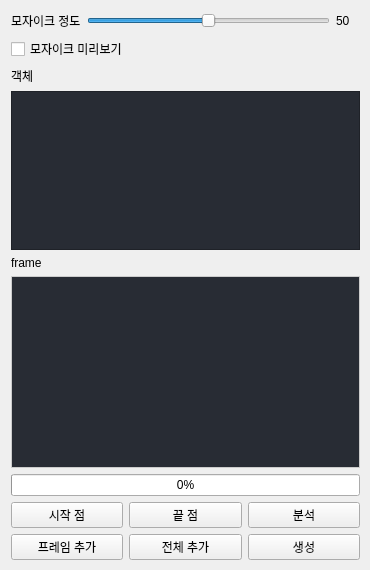
polnet13/kimAI, file rsc/ui/mosaic.ui: the form before one commit.
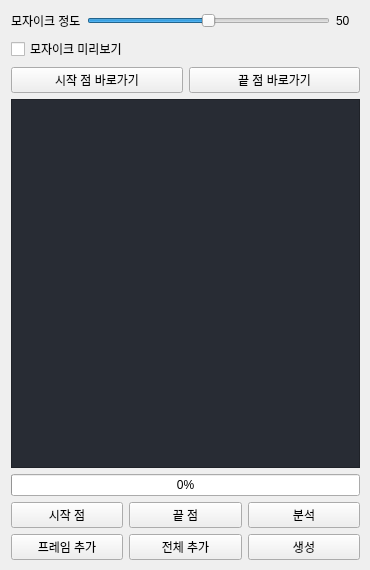
The form after the commit.

Diff of the .ui file:
```diff
--- a/rsc/ui/mosaic.ui
+++ b/rsc/ui/mosaic.ui
@@ -22,7 +22,7 @@
      <height>571</height>
     </rect>
    </property>
-   <layout class="QVBoxLayout" name="verticalLayout_7" stretch="0,0,0,6,0,3,0,0">
+   <layout class="QVBoxLayout" name="verticalLayout_7" stretch="0,0,0,6,0,0">
     <property name="leftMargin">
      <number>11</number>
     </property>
@@ -90,11 +90,22 @@
      </widget>
     </item>
     <item>
-     <widget class="QLabel" name="label_2">
-      <property name="text">
-       <string>객체</string>
-      </property>
-     </widget>
+     <layout class="QHBoxLayout" name="horizontalLayout">
+      <item>
+       <widget class="QPushButton" name="btn_move_start">
+        <property name="text">
+         <string>시작 점 바로가기</string>
+        </property>
+       </widget>
+      </item>
+      <item>
+       <widget class="QPushButton" name="btn_move_end">
+        <property name="text">
+         <string>끝 점 바로가기</string>
+        </property>
+       </widget>
+      </item>
+     </layout>
     </item>
     <item>
      <widget class="QTableView" name="tableView_mosaic_ID">
@@ -118,34 +129,6 @@
       </attribute>
      </widget>
     </item>
-    <item>
-     <widget class="QLabel" name="label_3">
-      <property name="text">
-       <string>frame</string>
-      </property>
-     </widget>
-    </item>
-    <item>
-     <widget class="QTableView" name="tableView_mosaic_frame">
-      <property name="sizePolicy">
-       <sizepolicy hsizetype="Expanding" vsizetype="Fixed">
-        <horstretch>0</horstretch>
-        <verstretch>0</verstretch>
-       </sizepolicy>
-      </property>
-      <property name="styleSheet">
-       <string notr="true">background-color: rgb(40, 44, 52);
-border: 1px solid #CCCCCC;
-gridline-color: #CCCCCC;
-selection-background-color: #E1F5FE;
-selection-color: #0366d6;
-font-family: &quot;Helvetica Neue&quot;, Helvetica, Arial, sans-serif;
-
-color:
-</string>
-      </property>
-     </widget>
-    </item>
     <item>
      <widget class="QProgressBar" name="progressBar_mosaic">
       <property name="value">
```
